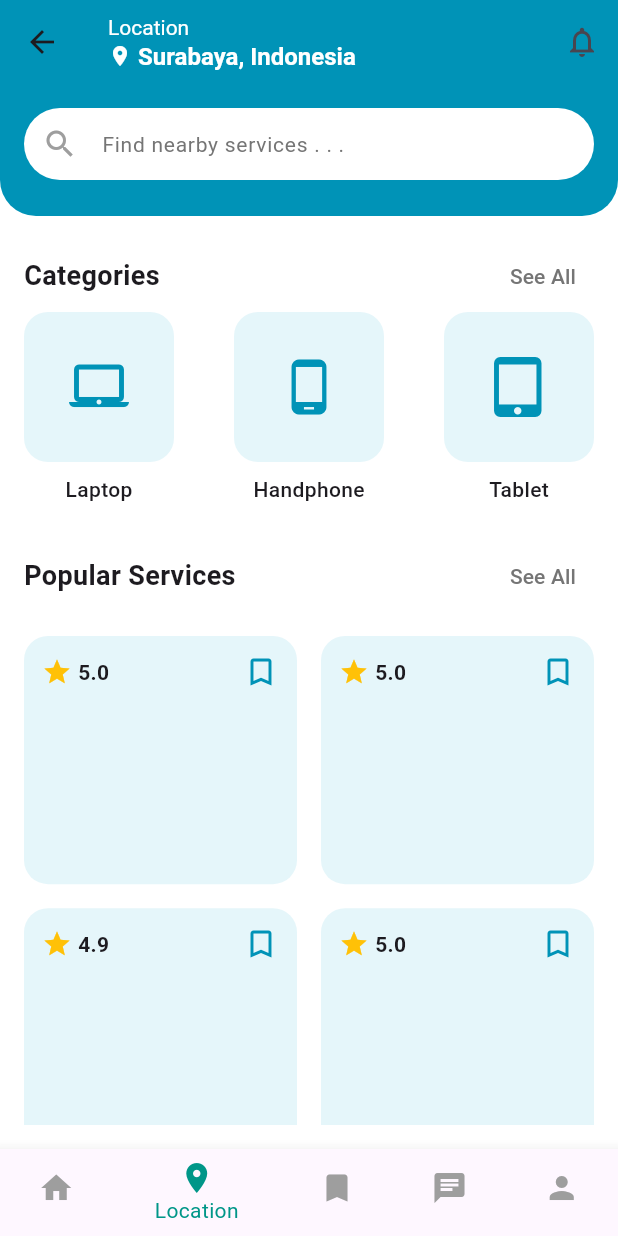
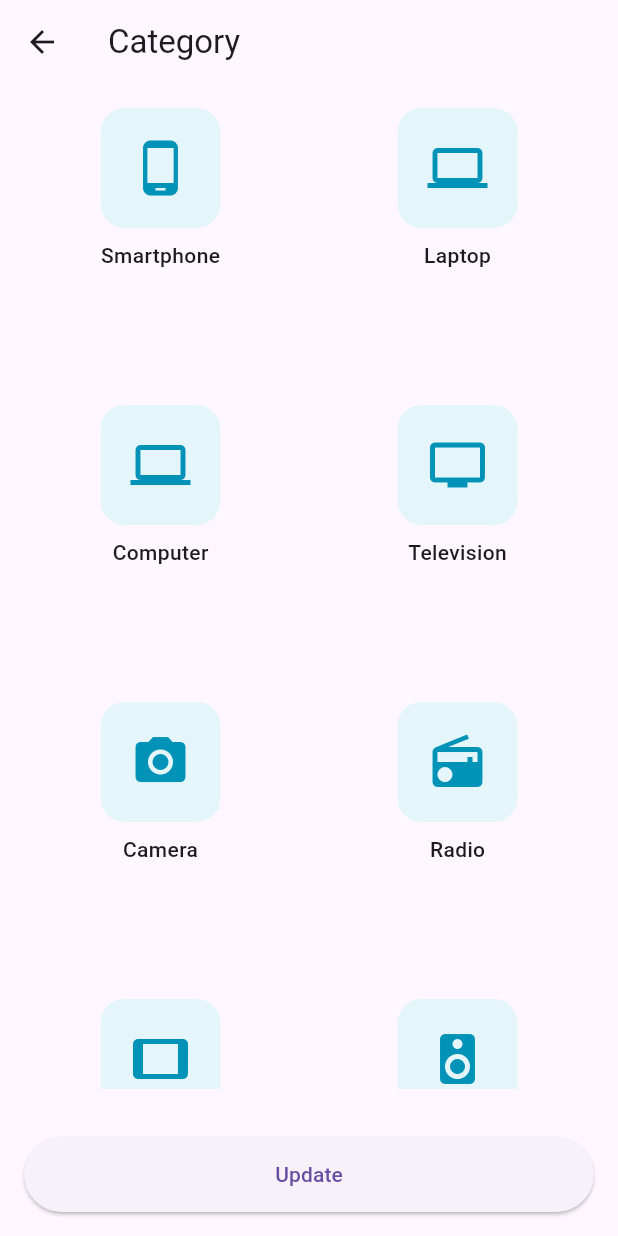
Before and after one commit to FebryDwiCahyo/reparin-mobile, a Flutter app: the HomeView screen opened by its route, item 2 of the bottom bar chosen, after a tap on "See All", on a phone screen of 412 x 824 dp. Run offline on Flutter 3.47's test engine with Material 3 defaults, Android fonts, the phone set to English and light mode, and no system bars; our stand-ins replace get, image_picker.

Commit message:
added category view

```diff
--- /dev/null
+++ b/lib/app/modules/category/bindings/category_binding.dart
@@ -0,0 +1,9 @@
+import 'package:get/get.dart';
+import '../controllers/category_controller.dart';
+
+class CategoryBinding extends Bindings {
+  @override
+  void dependencies() {
+    Get.lazyPut<CategoryController>(() => CategoryController());
+  }
+}
--- /dev/null
+++ b/lib/app/modules/category/controllers/category_controller.dart
@@ -0,0 +1,37 @@
+import 'package:get/get.dart';
+
+class CategoryController extends GetxController {
+  // This is where you can define variables and methods to handle the logic
+  // For example, let's add a list of selected categories
+
+  // A list of categories
+  final List<String> categories = [
+    'Smartphone',
+    'Laptop',
+    'Computer',
+    'Television',
+    'Camera',
+    'Radio',
+    'Tablet',
+    'Sound System',
+  ];
+
+  // List to track selected categories
+  var selectedCategories = <String>[].obs;
+
+  // Method to toggle category selection
+  void toggleCategorySelection(String category) {
+    if (selectedCategories.contains(category)) {
+      selectedCategories.remove(category);
+    } else {
+      selectedCategories.add(category);
+    }
+  }
+
+  // A method to update the categories (perform some action)
+  void updateCategories() {
+    // You can define what should happen when the 'Update' button is pressed
+    // For example, printing the selected categories or sending them to a server
+    print('Selected categories: $selectedCategories');
+  }
+}
--- /dev/null
+++ b/lib/app/modules/category/views/category_view.dart
@@ -0,0 +1,111 @@
+import 'package:flutter/material.dart';
+import 'package:get/get.dart';
+import '../controllers/category_controller.dart';
+
+class CategoryView extends GetView<CategoryController> {
+  const CategoryView({super.key});
+
+  @override
+  Widget build(BuildContext context) {
+    return Scaffold(
+      appBar: AppBar(
+        title: const Text('Category'),
+        leading: IconButton(
+          icon: const Icon(Icons.arrow_back),
+          onPressed: () {
+            Get.back();
+          },
+        ),
+      ),
+      body: Padding(
+        padding: const EdgeInsets.all(16.0),
+        child: GridView.count(
+          crossAxisCount: 2,
+          mainAxisSpacing: 16,
+          crossAxisSpacing: 16,
+          children: controller.categories.map((category) {
+            return Obx(() => _buildCategoryItem(
+                  category,
+                  controller.selectedCategories.contains(category),
+                ));
+          }).toList(),
+        ),
+      ),
+      bottomNavigationBar: Padding(
+        padding: const EdgeInsets.all(16),
+        child: ElevatedButton(
+          onPressed: () {
+            controller.updateCategories(); // Call update method
+          },
+          style: ElevatedButton.styleFrom(
+            minimumSize: const Size.fromHeight(50),
+            shape: RoundedRectangleBorder(
+              borderRadius: BorderRadius.circular(30),
+            ),
+          ),
+          child: const Text('Update'),
+        ),
+      ),
+    );
+  }
+
+  Widget _buildCategoryItem(String title, bool isSelected) {
+    return GestureDetector(
+      onTap: () {
+        controller.toggleCategorySelection(title); // Toggle selection on tap
+      },
+      child: Column(
+        children: [
+          Container(
+            width: 80,
+            height: 80,
+            decoration: BoxDecoration(
+              color: isSelected ? Colors.blue[100] : const Color(0xFFE5F6FA),
+              borderRadius: BorderRadius.circular(16),
+              border: Border.all(
+                color: isSelected ? Colors.blue : Colors.transparent,
+                width: 2,
+              ),
+            ),
+            child: Icon(
+              _getIconForCategory(title),
+              size: 40,
+              color: const Color(0xFF0093B7),
+            ),
+          ),
+          const SizedBox(height: 8),
+          Text(
+            title,
+            style: const TextStyle(
+              fontSize: 14,
+              fontWeight: FontWeight.w500,
+            ),
+          ),
+        ],
+      ),
+    );
+  }
+
+  IconData _getIconForCategory(String category) {
+    switch (category) {
+      case 'Smartphone':
+        return Icons.phone_android;
+      case 'Laptop':
+        return Icons.laptop;
+      case 'Computer':
+        return Icons.computer;
+      case 'Television':
+        return Icons.tv;
+      case 'Camera':
+        return Icons.camera_alt;
+      case 'Radio':
+        return Icons.radio;
+      case 'Tablet':
+        return Icons.tablet;
+      case 'Sound System':
+        return Icons.speaker;
+      default:
+        return Icons.device_unknown;
+    }
+  }
+}
--- a/lib/app/modules/home/views/home_view.dart
+++ b/lib/app/modules/home/views/home_view.dart
@@ -96,7 +96,9 @@ class HomeView extends GetView<HomeController> {
                   ),
                 ),
                 TextButton(
-                  onPressed: () {},
+                  onPressed: () {
+                  Get.toNamed('category');
+                  },
                   child: Text(
                     'See All',
                     style: TextStyle(
--- a/lib/app/routes/app_pages.dart
+++ b/lib/app/routes/app_pages.dart
@@ -1,5 +1,6 @@
 import 'package:get/get.dart';
-
+import '../modules/category/bindings/category_binding.dart';
+import '../modules/category/views/category_view.dart';
 import '../modules/home/bindings/home_binding.dart';
 import '../modules/home/views/home_view.dart';
 import '../modules/login/bindings/login_binding.dart';
@@ -19,6 +20,7 @@ class AppPages {
   static const LOGIN = Routes.LOGIN;
   static const PROFILE = Routes.PROFILE;
   static const ProfileView = Routes.profileView;
+  static const CATEGORY = Routes.CATEGORY;
 
   static final routes = [
     GetPage(
@@ -26,9 +28,10 @@ class AppPages {
       page: () => LoginView(),
       binding: LoginBinding(),
     ),
-    GetPage(name: _Paths.HOME, page: () => HomeView(), bindings: [
+    GetPage(name: _Paths.HOME, page: () => const HomeView(), bindings: [
       HomeBinding(),
       NavbarBinding(),
+      CategoryBinding(),
     ]),
     GetPage(name: _Paths.PROFILE, page: () => const ProfileViews(), bindings: [
       ProfileBinding(),
@@ -37,5 +40,10 @@ class AppPages {
     GetPage(name: _Paths.ProfileView, page: () => const ProfileViewView(), bindings: [
       ProfileViewBinding(),
     ]),
+    GetPage(
+      name: _Paths.CATEGORY,
+      page: () => const CategoryView(), // Ensure this points to CategoryView
+      binding: CategoryBinding(),
+    ),
   ];
 }
--- a/lib/app/routes/app_routes.dart
+++ b/lib/app/routes/app_routes.dart
@@ -10,6 +10,7 @@ abstract class Routes {
   static const LOCATION = _Paths.LOCATION;
   static const BOOKMARK = _Paths.BOOKMARK;
   static const CHAT = _Paths.CHAT;
+  static const CATEGORY = _Paths.CATEGORY;
 }
 
 abstract class _Paths {
@@ -21,4 +22,5 @@ abstract class _Paths {
   static const LOCATION = '/location';
   static const BOOKMARK = '/bookmark';
   static const CHAT = '/chat';
+  static const CATEGORY = '/category';
 }
```
